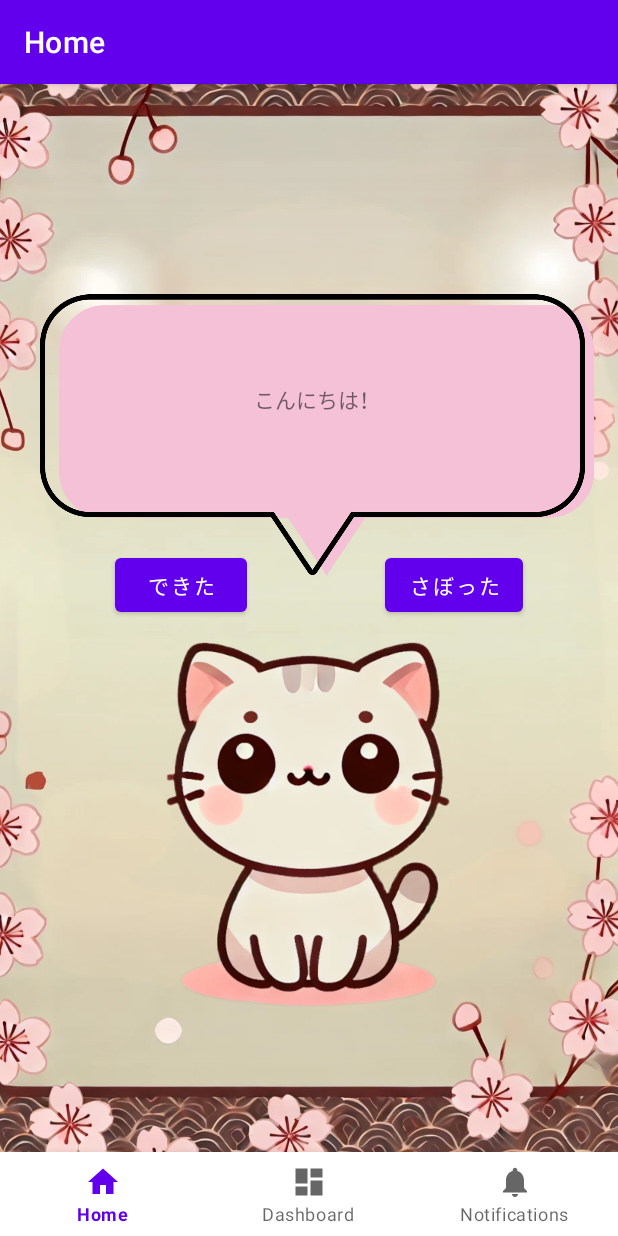
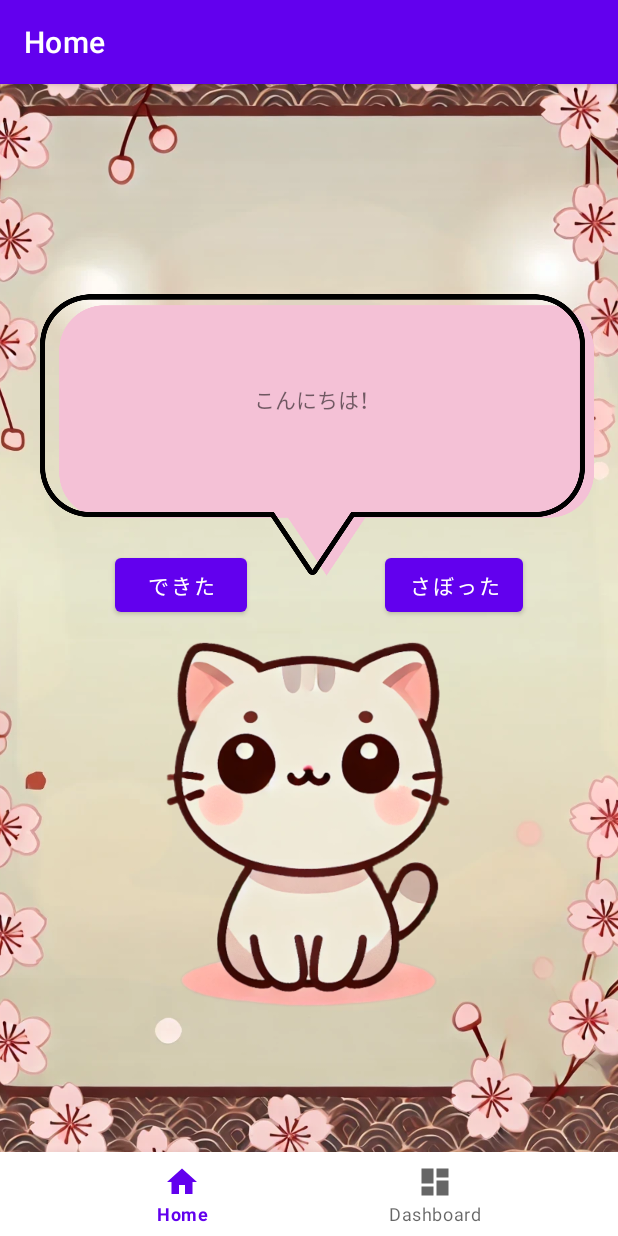
Before and after one commit to momoice/nekokami, an Android app: the screen it shows after launch (MainActivity), on a phone screen of 412 x 824 dp. Run offline under Robolectric (Android 15) with nearby library versions, the phone set to English and light mode, and no system bars; our stand-ins replace navigation-ui.

Commit message:
画面編集 ボタン消した。成功

```diff
--- a/app/src/main/java/com/example/nekokami/MainActivity.kt
+++ b/app/src/main/java/com/example/nekokami/MainActivity.kt
@@ -26,7 +26,7 @@ class MainActivity : AppCompatActivity() {
         // menu should be considered as top level destinations.
         val appBarConfiguration = AppBarConfiguration(
             setOf(
-                R.id.navigation_home, R.id.navigation_dashboard, R.id.navigation_notifications
+                R.id.navigation_home, R.id.navigation_dashboard
             )
         )
         setupActionBarWithNavController(navController, appBarConfiguration)
--- a/app/src/main/res/menu/bottom_nav_menu.xml
+++ b/app/src/main/res/menu/bottom_nav_menu.xml
@@ -11,9 +11,4 @@
         android:icon="@drawable/ic_dashboard_black_24dp"
         android:title="@string/title_dashboard" />
 
-    <item
-        android:id="@+id/navigation_notifications"
-        android:icon="@drawable/ic_notifications_black_24dp"
-        android:title="@string/title_notifications" />
-
 </menu>
```
